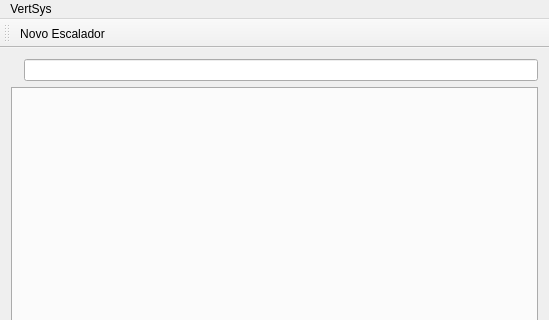
The window that src/mainwindow.ui (enriquefynn/VertSys) describes before a commit, drawn with Qt 5; both pictures show x 0 to 549 and y 0 to 320 of the 549 by 475 pixel window.
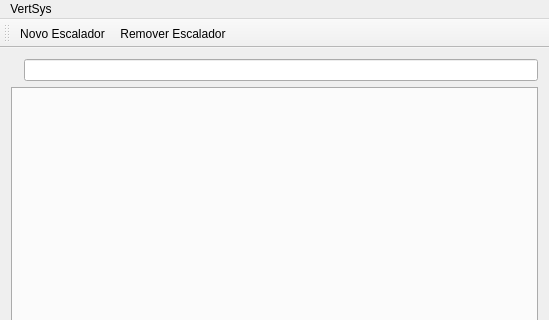
The same window after the commit. Icons and pictures are not drawn. Custom widgets are drawn as their Qt base class.

Commit message: remove climber

Patch:
```diff
--- a/src/mainwindow.ui
+++ b/src/mainwindow.ui
@@ -77,6 +77,7 @@
     <bool>false</bool>
    </attribute>
    <addaction name="actionNew_Climber"/>
+   <addaction name="actionRemove_Climber"/>
   </widget>
   <widget class="QStatusBar" name="statusBar"/>
   <action name="actionNew_Climber">
@@ -88,6 +89,15 @@
     <string>Novo Escalador</string>
    </property>
   </action>
+  <action name="actionRemove_Climber">
+   <property name="icon">
+    <iconset resource="icons.qrc">
+     <normaloff>:/general/icons/Rem-climber.png</normaloff>:/general/icons/Rem-climber.png</iconset>
+   </property>
+   <property name="text">
+    <string>Remover Escalador</string>
+   </property>
+  </action>
  </widget>
  <layoutdefault spacing="6" margin="11"/>
  <customwidgets>
```
Left out of the diff: 1 changed line with no effect on the pictures. The commit also changes 9 other files.
